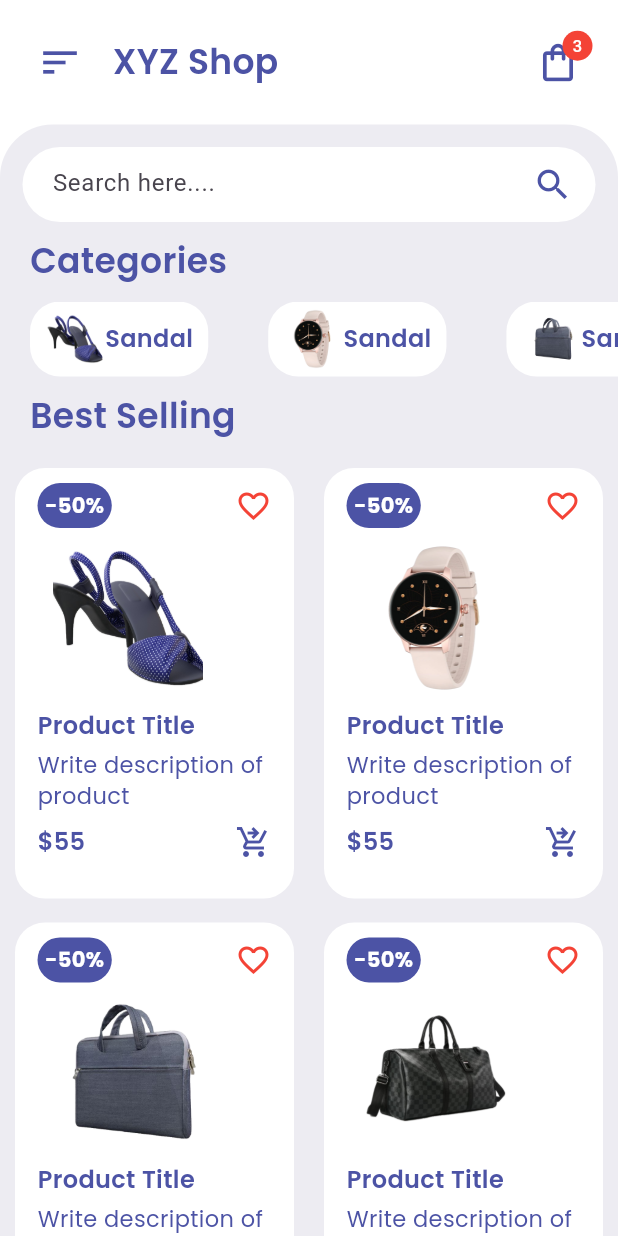
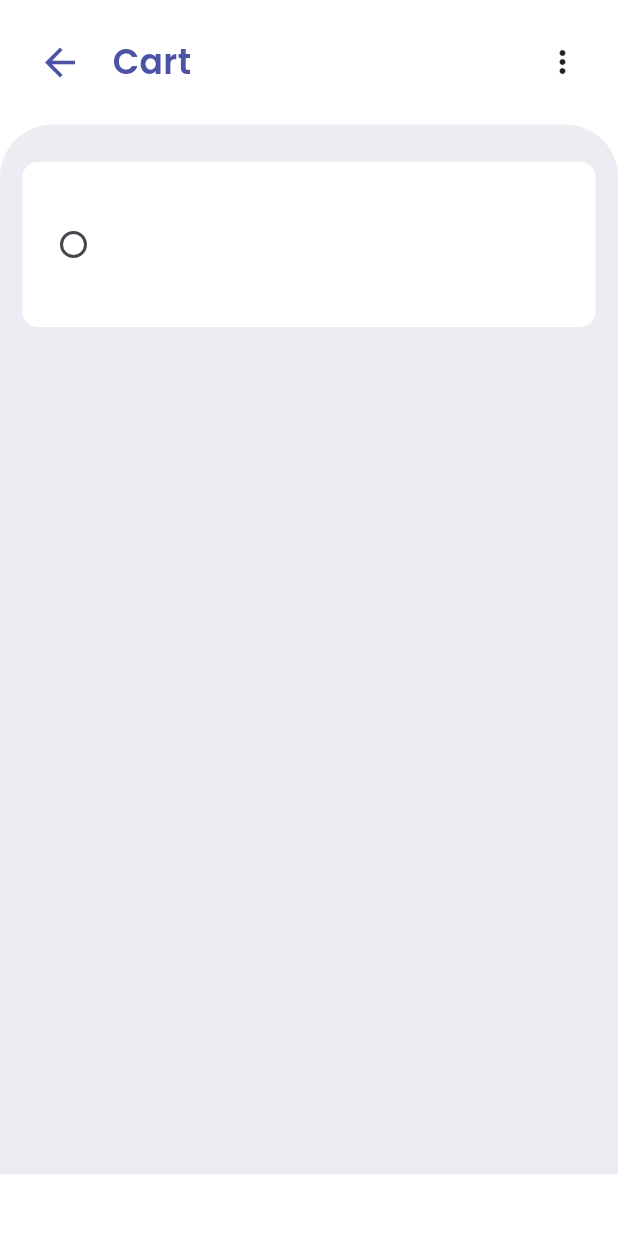
Before and after one commit to Ibrahim-K98han/flutter_shop_app, a Flutter app: the screen it shows after launch, after a tap on the "shopping bag" icon, on a phone screen of 412 x 824 dp. Run offline on Flutter 3.47's test engine with Material 3 defaults, Android fonts, the phone set to English and light mode, and no system bars; our stand-ins replace curved_navigation_bar, google_fonts.

Commit message:
cart page

```diff
--- a/lib/common/custom_appbar.dart
+++ b/lib/common/custom_appbar.dart
@@ -3,7 +3,17 @@ import 'package:flutter_shopping_app_ui/constants/text_font_style.dart';
 import 'package:flutter_shopping_app_ui/gen/colors.gen.dart';
 
 class CustomAppbar extends StatelessWidget {
-  const CustomAppbar({super.key});
+  final IconData? icon;
+  final String? title;
+  final Widget? actionIcon;
+  final VoidCallback? onTap;
+  const CustomAppbar({
+    super.key,
+    this.icon,
+    this.title,
+    this.actionIcon,
+    this.onTap,
+  });
 
   @override
   Widget build(BuildContext context) {
@@ -12,36 +22,25 @@ class CustomAppbar extends StatelessWidget {
       padding: const EdgeInsets.all(25),
       child: Row(
         children: [
-          Icon(
-            Icons.sort,
-            size: 30,
-            color: AppColors.c4C53A5,
+          GestureDetector(
+            onTap: onTap,
+            child: Icon(
+              icon,
+              size: 30,
+              color: AppColors.c4C53A5,
+            ),
           ),
           Padding(
             padding: EdgeInsets.only(
               left: 20,
             ),
             child: Text(
-              'XYZ Shop',
+              title!,
               style: TextFontStyle.headline23w600c4C53A5StylePoppins,
             ),
           ),
           Spacer(),
-          Badge(
-            backgroundColor: Colors.red,
-            padding: EdgeInsets.all(2),
-            label: Text(
-              '3',
-            ),
-            child: InkWell(
-              onTap: () {},
-              child: Icon(
-                Icons.shopping_bag_outlined,
-                size: 30,
-                color: AppColors.c4C53A5,
-              ),
-            ),
-          )
+          actionIcon!
         ],
       ),
     );
--- a/lib/main.dart
+++ b/lib/main.dart
@@ -1,4 +1,5 @@
 import 'package:flutter/material.dart';
+import 'package:flutter_shopping_app_ui/pages/cart/cart_page.dart';
 import 'package:flutter_shopping_app_ui/pages/home/home_page.dart';
 
 void main() {
@@ -19,6 +20,7 @@
       ),
       routes: {
         '/': (context) => const HomePage(),
+        'cartPage': (context) => const CartPage(),
       },
     );
   }
--- /dev/null
+++ b/lib/pages/cart/cart_page.dart
@@ -0,0 +1,42 @@
+import 'package:flutter/material.dart';
+import 'package:flutter_shopping_app_ui/common/custom_appbar.dart';
+import 'package:flutter_shopping_app_ui/gen/colors.gen.dart';
+import 'package:flutter_shopping_app_ui/pages/cart/widget/cart_item_sample_widget.dart';
+
+class CartPage extends StatelessWidget {
+  const CartPage({super.key});
+
+  @override
+  Widget build(BuildContext context) {
+    return Scaffold(
+      body: ListView(
+        children: [
+          CustomAppbar(
+            onTap: () {
+              Navigator.pop(context);
+            },
+            icon: Icons.arrow_back,
+            title: 'Cart',
+            actionIcon: Icon(Icons.more_vert_sharp),
+          ),
+          Container(
+            height: 700,
+            padding: EdgeInsets.only(top: 15),
+            decoration: BoxDecoration(
+              color: AppColors.cEDECF2,
+              borderRadius: BorderRadius.only(
+                topLeft: Radius.circular(35),
+                topRight: Radius.circular(35),
+              ),
+            ),
+            child: Column(
+              children: [
+                CartItemSampleWidget(),
+              ],
+            ),
+          ),
+        ],
+      ),
+    );
+  }
+}
--- /dev/null
+++ b/lib/pages/cart/widget/cart_item_sample_widget.dart
@@ -0,0 +1,31 @@
+import 'package:flutter/material.dart';
+
+class CartItemSampleWidget extends StatelessWidget {
+  const CartItemSampleWidget({super.key});
+
+  @override
+  Widget build(BuildContext context) {
+    return Column(
+      children: [
+        Container(
+          height: 110,
+          margin: EdgeInsets.symmetric(horizontal: 15, vertical: 10),
+          padding: EdgeInsets.all(10),
+          decoration: BoxDecoration(
+            color: Colors.white,
+            borderRadius: BorderRadius.circular(10),
+          ),
+          child: Row(
+            children: [
+              Radio(
+                value: 'value',
+                groupValue: 'groupValue',
+                onChanged: (index) {},
+              )
+            ],
+          ),
+        )
+      ],
+    );
+  }
+}
--- a/lib/pages/home/home_page.dart
+++ b/lib/pages/home/home_page.dart
@@ -1,9 +1,10 @@
+import 'package:curved_navigation_bar/curved_navigation_bar.dart';
 import 'package:flutter/material.dart';
 import 'package:flutter_shopping_app_ui/common/custom_appbar.dart';
 import 'package:flutter_shopping_app_ui/constants/text_font_style.dart';
 import 'package:flutter_shopping_app_ui/gen/colors.gen.dart';
-import 'package:flutter_shopping_app_ui/pages/widget/categories_widget.dart';
-import 'package:flutter_shopping_app_ui/pages/widget/items_widget.dart';
+import 'package:flutter_shopping_app_ui/pages/home/widget/categories_widget.dart';
+import 'package:flutter_shopping_app_ui/pages/home/widget/items_widget.dart';
 
 class HomePage extends StatelessWidget {
   const HomePage({super.key});
@@ -13,7 +14,27 @@ class HomePage extends StatelessWidget {
     return Scaffold(
       body: ListView(
         children: [
-          CustomAppbar(),
+          CustomAppbar(
+            icon: Icons.sort,
+            title: 'XYZ Shop',
+            actionIcon: Badge(
+              backgroundColor: Colors.red,
+              padding: EdgeInsets.all(2),
+              label: Text(
+                '3',
+              ),
+              child: InkWell(
+                onTap: () {
+                  Navigator.pushNamed(context, 'cartPage');
+                },
+                child: Icon(
+                  Icons.shopping_bag_outlined,
+                  size: 30,
+                  color: AppColors.c4C53A5,
+                ),
+              ),
+            ),
+          ),
           Container(
             // height: 500,
             padding: EdgeInsets.only(top: 15),
@@ -58,9 +79,11 @@ class HomePage extends StatelessWidget {
                   ),
                 ),
                 Padding(
-                  padding: EdgeInsets.symmetric(
-                    horizontal: 20,
-                    vertical: 10,
+                  padding: EdgeInsets.only(
+                    left: 20,
+                    right: 20,
+                    top: 30,
+                    bottom: 8,
                   ),
                   child: Text(
                     'Categories',
@@ -69,9 +92,10 @@ class HomePage extends StatelessWidget {
                 ),
                 CategoriesWidget(),
                 Padding(
-                  padding: EdgeInsets.symmetric(
-                    horizontal: 20,
-                    vertical: 10,
+                  padding: EdgeInsets.only(
+                    left: 20,
+                    right: 20,
+                    top: 30,
                   ),
                   child: Text(
                     'Best Selling',
@@ -84,6 +108,29 @@ class HomePage extends StatelessWidget {
           ),
         ],
       ),
+      bottomNavigationBar: CurvedNavigationBar(
+        backgroundColor: Colors.transparent,
+        onTap: (index) {},
+        height: 70,
+        color: AppColors.c4C53A5,
+        items: [
+          Icon(
+            Icons.home,
+            size: 30,
+            color: Colors.white,
+          ),
+          Icon(
+            Icons.shopping_cart,
+            size: 30,
+            color: Colors.white,
+          ),
+          Icon(
+            Icons.list,
+            size: 30,
+            color: Colors.white,
+          ),
+        ],
+      ),
     );
   }
 }
--- a/pubspec.yaml
+++ b/pubspec.yaml
@@ -36,6 +36,7 @@ dependencies:
   cupertino_icons: ^1.0.8
   google_fonts: ^6.1.0
   badges: ^3.1.2
+  curved_navigation_bar: ^1.0.6
 
 dev_dependencies:
   flutter_test:
```
Also changed, not shown: lib/pages/home/widget/categories_widget.dart (renamed from lib/pages/widget/categories_widget.dart), lib/pages/home/widget/items_widget.dart (renamed from lib/pages/widget/items_widget.dart), pubspec.lock.
